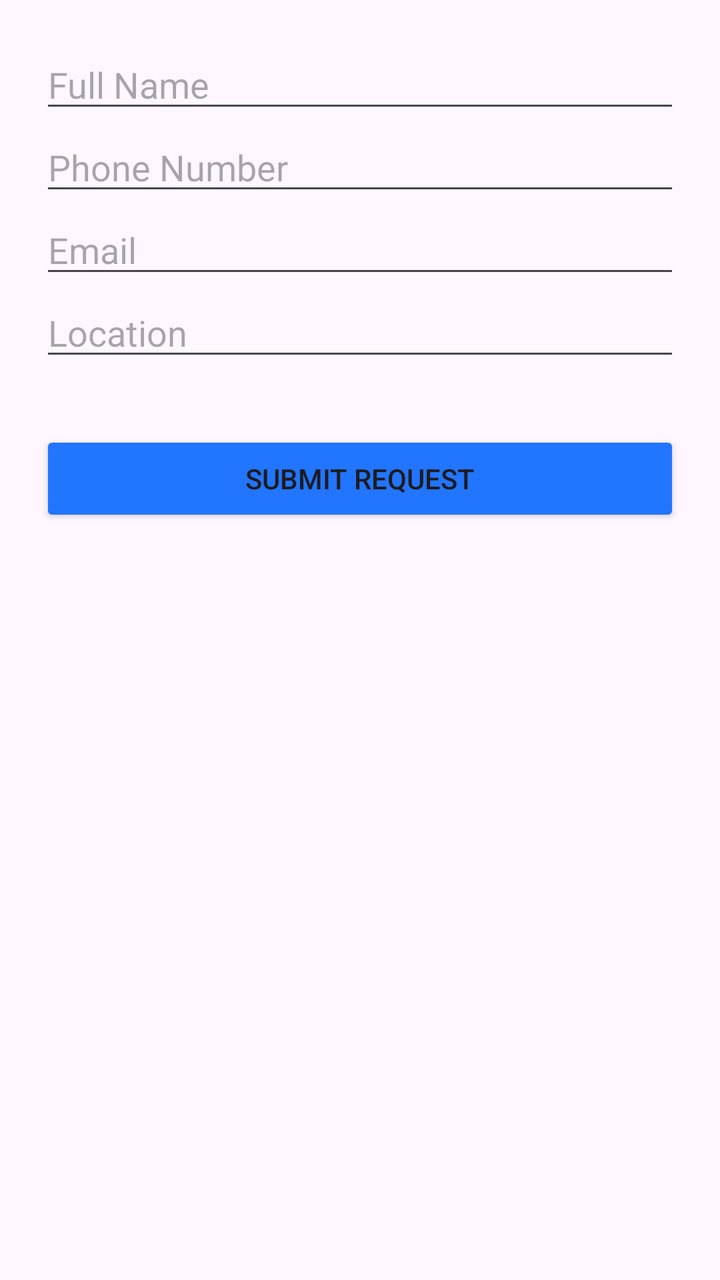
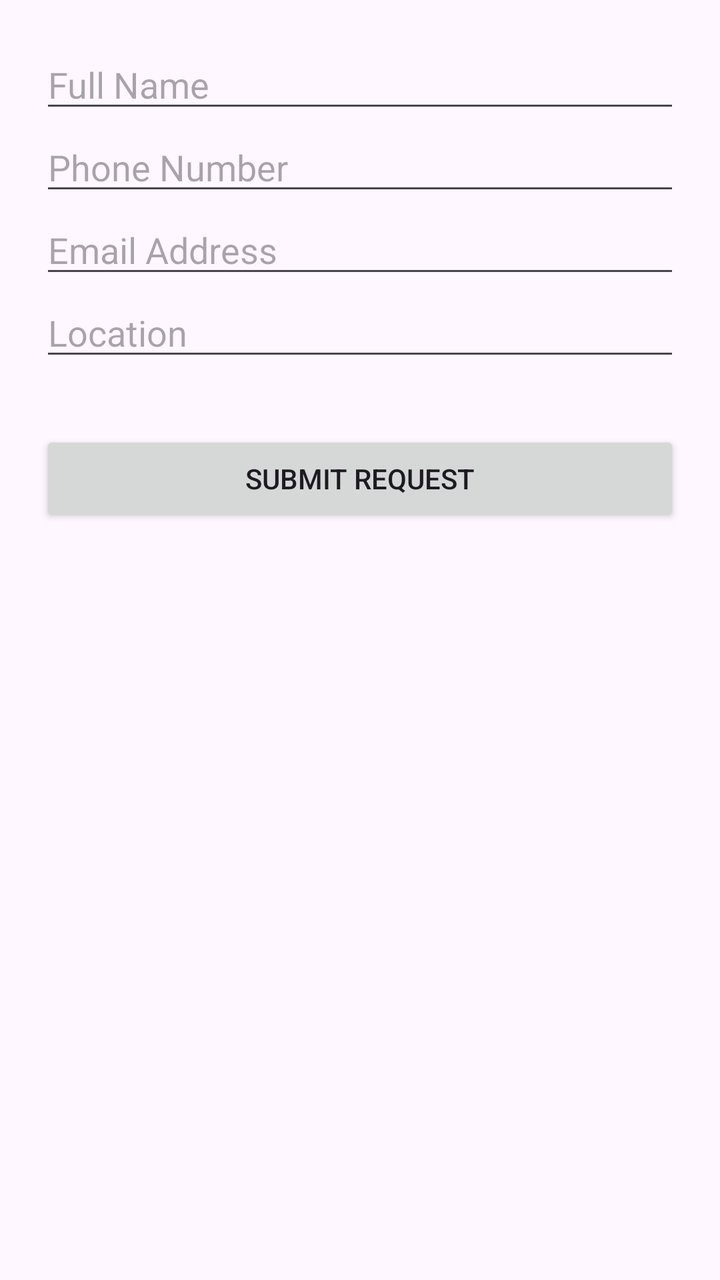

Two renders of the same Android screen: before a commit and after it. Below are the layout's source before the change and the commit's diff.
<!-- AndroidManifest.xml: application theme Theme.KhadamatiApp -->
<!-- res/layout/activity_request_service.xml -->
<?xml version="1.0" encoding="utf-8"?>
<LinearLayout xmlns:android="http://schemas.android.com/apk/res/android"
    android:layout_width="match_parent"
    android:layout_height="match_parent"
    android:orientation="vertical"
    android:padding="20dp">

    <EditText android:id="@+id/etName" android:layout_width="match_parent" android:layout_height="wrap_content" android:hint="Full Name" />
    <EditText android:id="@+id/etPhone" android:layout_width="match_parent" android:layout_height="wrap_content" android:hint="Phone Number" android:inputType="phone" />
    <EditText android:id="@+id/etEmail" android:layout_width="match_parent" android:layout_height="wrap_content" android:hint="Email" android:inputType="textEmailAddress" />
    <EditText android:id="@+id/etLocation" android:layout_width="match_parent" android:layout_height="wrap_content" android:hint="Location" />

    <Button
        android:id="@+id/btnSubmit"
        android:layout_width="match_parent"
        android:layout_height="wrap_content"
        android:layout_marginTop="30dp"
        android:backgroundTint="#2275FF"
        android:text="Submit Request" />
</LinearLayout>
<!-- resources referenced by this layout -->
<resources>
  <style name="Theme.KhadamatiApp" parent="Base.Theme.KhadamatiApp" />
  <style name="Base.Theme.KhadamatiApp" parent="Theme.Material3.DayNight.NoActionBar">
          
          
      </style>
</resources>

<!-- the commit's change to res/layout/activity_request_service.xml (unified diff, before → after) -->
@@ -5,16 +5,43 @@
     android:orientation="vertical"
     android:padding="20dp">
 
-    <EditText android:id="@+id/etName" android:layout_width="match_parent" android:layout_height="wrap_content" android:hint="Full Name" />
-    <EditText android:id="@+id/etPhone" android:layout_width="match_parent" android:layout_height="wrap_content" android:hint="Phone Number" android:inputType="phone" />
-    <EditText android:id="@+id/etEmail" android:layout_width="match_parent" android:layout_height="wrap_content" android:hint="Email" android:inputType="textEmailAddress" />
-    <EditText android:id="@+id/etLocation" android:layout_width="match_parent" android:layout_height="wrap_content" android:hint="Location" />
+    
+    <EditText
+        android:id="@+id/etName"
+        android:layout_width="match_parent"
+        android:layout_height="wrap_content"
+        android:hint="Full Name"
+        android:inputType="textPersonName" />
+
+    
+    <EditText
+        android:id="@+id/etPhone"
+        android:layout_width="match_parent"
+        android:layout_height="wrap_content"
+        android:hint="Phone Number"
+        android:inputType="phone" />
+
+    
+    <EditText
+        android:id="@+id/etEmail"
+        android:layout_width="match_parent"
+        android:layout_height="wrap_content"
+        android:hint="Email Address"
+        android:inputType="textEmailAddress" />
+
+    
+    <EditText
+        android:id="@+id/etLocation"
+        android:layout_width="match_parent"
+        android:layout_height="wrap_content"
+        android:hint="Location"
+        android:inputType="text" />
 
     <Button
         android:id="@+id/btnSubmit"
         android:layout_width="match_parent"
         android:layout_height="wrap_content"
         android:layout_marginTop="30dp"
-        android:backgroundTint="#2275FF"
         android:text="Submit Request" />
+
 </LinearLayout>
